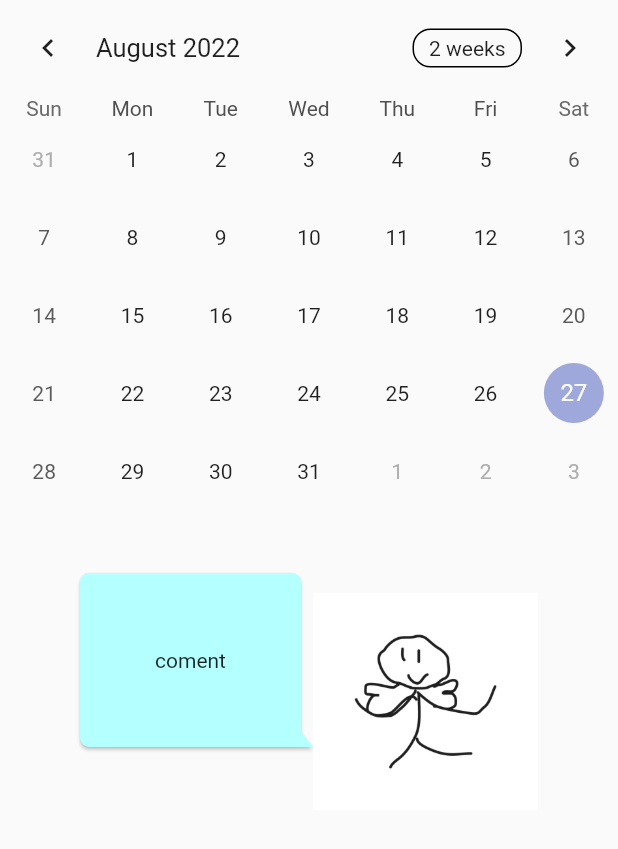
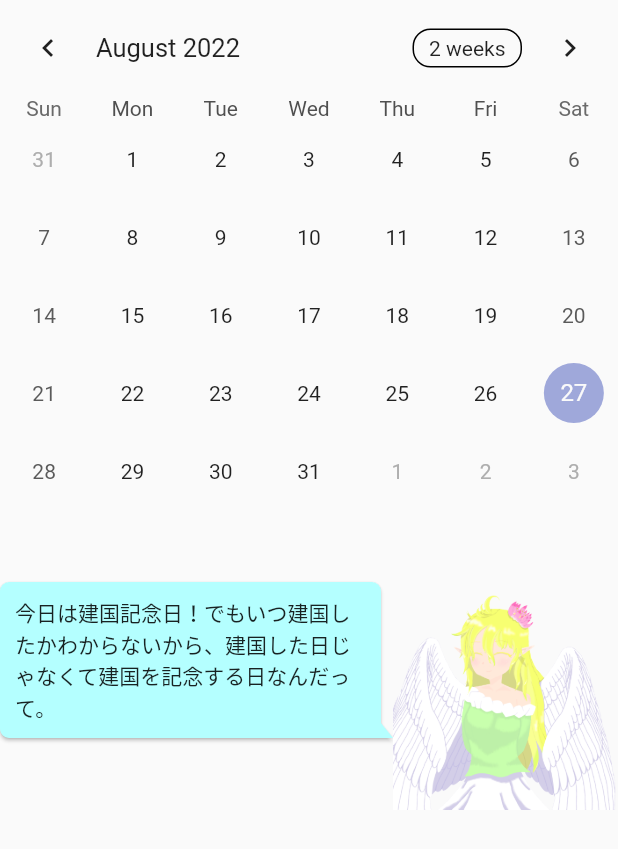
Before and after one commit to 2022cccNATSU/cccapp_code, a Flutter app: the Calender screen opened directly, on a phone screen of 412 x 824 dp. Shown: the top 849 px of the screen. Run offline on Flutter 3.47's test engine with Material 2 defaults, Android fonts, the phone set to English and light mode, and no system bars; drawn by our look-alikes of bubble, table_calendar; our stand-ins replace animated_text_kit, cloud_firestore, firebase_core, lottie; accounts and stored records are empty.

Commit message:
カレンダーページ用の、コメントファイルと妖精のイメージファイルの追加

```diff
--- a/lib/src/Assignment/Calendar.dart
+++ b/lib/src/Assignment/Calendar.dart
@@ -1,20 +1,26 @@
 import 'package:flutter/material.dart';
 import 'package:table_calendar/table_calendar.dart';
 import 'package:bubble/bubble.dart';
-import 'Assignment.dart';
+import 'package:cccapp_code/src/Assignment//FairyImagesInCalendar.dart';
+//import 'package:cccapp_code/widget/Fukidashi.dart';
+import 'package:cccapp_code/src/Assignment/commentsInCalendar.dart';
+
 
 const Color FrameColor = Color.fromRGBO(180, 255, 255, 1.0); //妖精コメントの色
 
-DateTime _focusedDay = DateTime.now();
+DateTime _focusedDay = DateTime.now();//エミュレーターでの時刻設定に準拠しているので注意
 
 class Calender extends StatefulWidget {
   const Calender({Key? key}) : super(key: key);
-
   @override
   State<Calender> createState() => _Calender();
 }
 
 class _Calender extends State<Calender> {
+  int monthNow=2;//_focusedDay.month;
+  int dayNow=11;//_focusedDay.day;
+  int hourNow=22;//_focusedDay.hour;
+
   @override
   Widget build(BuildContext context) {
     return Scaffold(
@@ -30,25 +36,22 @@ class _Calender extends State<Calender> {
             mainAxisAlignment: MainAxisAlignment.center,
             children: [
               //妖精のコメントのフレームのプログラム
-              Bubble(
+              SizedBox(
+                width: MediaQuery.of(context).size.width-150,
+                child: Bubble(
                   margin: const BubbleEdges.only(top: 0),
                   nip: BubbleNip.rightBottom,
-                padding: const BubbleEdges.all(50),
+                  padding: const BubbleEdges.all(10),
                   color: FrameColor,
-                child: const Text('coment', textAlign: TextAlign.center),
+                  child: Text(comments(monthNow,dayNow,hourNow), textAlign: TextAlign.left),
+                ),
               ),
               //妖精のプログラム
-              InkWell(
-                onTap: () {
-                  Navigator.pushReplacement(
-                      context, MaterialPageRoute(builder: (context) => Task()));
-                },
-                child: Container(
+              Container(
                 height: 200,
                 width: 150,
                 alignment: Alignment.bottomCenter,
-                  child: Image.asset('assets/images/faily.png'),
-                ),
+                child: images(monthNow,dayNow,hourNow),
               ),
             ],
           ),
--- /dev/null
+++ b/lib/src/Assignment/FairyImagesInCalendar.dart
@@ -0,0 +1,197 @@
+import 'package:flutter/cupertino.dart';
+
+Widget images(int month,int day,int hour) {
+  if (month == 1) {
+    if (5<=hour&&hour<=9) return  Image.asset('assets/images/oops.png');
+    else if (hour==12) return Image.asset('assets/images/smile-oops.png');
+    else if (19<=hour&&hour<=20) return Image.asset('assets/images/smile4.png');
+    else if (hour==21) return Image.asset('assets/images/oops.png');
+    else if (24<=hour&&hour<=4) return Image.asset('assets/images/oops.png');
+    else {
+      if (day == 1)
+        return  Image.asset('assets/images/smile3.png');
+      else if (2<=day&&day<=4)
+        return Image.asset('assets/images/smile4.png');
+      else if (day == 7)
+        return Image.asset('assets/images/smile2.png');
+      else if (day == 15)
+        return Image.asset('assets/images/smile3.png');
+      else return Image.asset('assets/images/smile-oops.png');
+    }
+  } else if (month == 2) {
+    if (5<=hour&&hour<=9) return Image.asset('assets/images/oops.png');
+    else if (hour==12) return Image.asset('assets/images/smile-oops.png');
+    else if (19<=hour&&hour<=20) return Image.asset('assets/images/smile4.png');
+    else if (hour==21) return Image.asset('assets/images/smile-oops.png');
+    else if (24<=hour&&hour<=4) return Image.asset('assets/images/oops.png');
+    else {
+      if (day == 1)
+        return Image.asset('assets/images/smile1.png');
+      else if (day==3)
+        return Image.asset('assets/images/smile-oops.png');
+      else if (day == 11)
+        return Image.asset('assets/images/smile3.png');
+      else if (day == 14)
+        return Image.asset('assets/images/smile4.png');
+      else return Image.asset('assets/images/oops.png');
+    }
+  } else if (month == 3) {
+    if (5<=hour&&hour<=9) return Image.asset('assets/images/smile-oops.png');
+    else if (hour==12) return Image.asset('assets/images/smile3.png');
+    else if (19<=hour&&hour<=20) return Image.asset('assets/images/smile1.png');
+    else if (hour==21) return Image.asset('assets/images/smile1.png');
+    else if (24<=hour&&hour<=4) return Image.asset('assets/images/oops.png');
+    else {
+      if (day == 1)
+        return Image.asset('assets/images/smile1.png');
+      else if (day==3)
+        return Image.asset('assets/images/smile3.png');
+      else if (day == 14)
+        return Image.asset('assets/images/smile4.png');
+      else if (20<=day)
+        return Image.asset('assets/images/smile2.png');
+      else return Image.asset('assets/images/smile2.png');
+    }
+  } else if (month == 4) {
+    if (5<=hour&&hour<=9) return Image.asset('assets/images/smile4.png');
+    else if (hour==12) return Image.asset('assets/images/smile1.png');
+    else if (19<=hour&&hour<=20) return Image.asset('assets/images/smile1.png');
+    else if (24<=hour&&hour<=4) return Image.asset('assets/images/oops.png');
+    else {
+      if (day == 1)
+        return Image.asset('assets/images/smile2.png');
+      else if (day==10)
+        return Image.asset('assets/images/smile4.png');
+      else return Image.asset('assets/images/smile2.png');
+    }
+  } else if (month == 5) {
+    if (5<=hour&&hour<=9) return Image.asset('assets/images/smile-oops.png');
+    else if (hour==12) return Image.asset('assets/images/smile3.png');
+    else if (19<=hour&&hour<=20) return Image.asset('assets/images/smile1.png');
+    else if (24<=hour&&hour<=4) return Image.asset('assets/images/oops.png');
+    else {
+      if (day == 1)
+        return Image.asset('assets/images/smile2.png');
+      else if (day==4)
+        return Image.asset('assets/images/smile4.png');
+      else if (day==5)
+        return Image.asset('assets/images/smile2.png');
+      else if (day==7)
+        return Image.asset('assets/images/smile3.png');
+      else return Image.asset('assets/images/smile3.png');
+    }
+  } else if (month == 6) {
+    if (5<=hour&&hour<=9) return Image.asset('assets/images/smile1.png');
+    else if (hour==12) return Image.asset('assets/images/smile-oops.png');
+    else if (19<=hour&&hour<=20) return Image.asset('assets/images/smile4.png');
+    else if (24<=hour&&hour<=4) return Image.asset('assets/images/oops.png');
+    else {
+      if (day == 1)
+        return Image.asset('assets/images/smile2.png');
+      else if (2<=day&&day<=10)
+        return Image.asset('assets/images/smile3.png');
+      else if (day==14)
+        return Image.asset('assets/images/smile3.png');
+      else if (day==21)
+        return Image.asset('assets/images/oops.png');
+      else if (25<=day)
+        return Image.asset('assets/images/smile-oops.png');
+      else return Image.asset('assets/images/smile4.png');
+    }
+  } else if (month == 7) {
+    if (5<=hour&&hour<=9) return Image.asset('assets/images/smile-oops.png');
+    else if (hour==12) return Image.asset('assets/images/smile1.png');
+    else if (19<=hour&&hour<=20) return Image.asset('assets/images/smile2.png');
+    else if (24<=hour&&hour<=4) return Image.asset('assets/images/oops.png');
+    else {
+      if (day == 1)
+        return Image.asset('assets/images/smile2.png');
+      else if (day==7)
+        return Image.asset('assets/images/smile4.png');
+      else if (day==14)
+        return Image.asset('assets/images/smile-oops.png');
+      else if (20<=day)
+        return Image.asset('assets/images/oops.png');
+      else return Image.asset('assets/images/smile3.png');
+    }
+  } else if (month == 8) {
+    if (5<=hour&&hour<=9) return Image.asset('assets/images/smile3.png');
+    else if (hour==12) return Image.asset('assets/images/smile-oops.png');
+    else if (19<=hour&&hour<=20) return Image.asset('assets/images/smile3.png');
+    else if (24<=hour&&hour<=4) return Image.asset('assets/images/oops.png');
+    else {
+      if (day == 1)
+        return Image.asset('assets/images/smile4.png');
+      else if (day==11)
+        return Image.asset('assets/images/smile2.png');
+      else if (day==17)
+        return Image.asset('assets/images/smile1.png');
+      else return Image.asset('assets/images/oops.png');
+    }
+  } else if (month == 9) {
+    if (5<=hour&&hour<=9) return Image.asset('assets/images/smile3.png');
+    else if (hour==12) return Image.asset('assets/images/smile3.png');
+    else if (19<=hour&&hour<=20) return Image.asset('assets/images/smile1.png');
+    else if (24<=hour&&hour<=4) return Image.asset('assets/images/oops.png');
+    else {
+      if (day == 1)
+        return Image.asset('assets/images/oops.png');
+      else if (day==14)
+        return Image.asset('assets/images/question1.png');
+      else if (day==29)
+        return Image.asset('assets/images/smile4.png');
+      else return Image.asset('assets/images/smile1.png');
+    }
+  } else if (month == 10) {
+    if (5<=hour&&hour<=9) return Image.asset('assets/images/smile4.png');
+    else if (hour==12) return Image.asset('assets/images/smile4.png');
+    else if (19<=hour&&hour<=20) return Image.asset('assets/images/smile1.png');
+    else if (24<=hour&&hour<=4) return Image.asset('assets/images/oops.png');
+    else {
+      if (day == 1)
+        return Image.asset('assets/images/smile2.png');
+      else if (20<=day)
+        return Image.asset('assets/images/smile2.png');
+      else if (day==31)
+        return Image.asset('asset/images/smile4.png');
+      else return Image.asset('assets/images/smile1.png');
+    }
+  } else if (month == 11) {
+    if (5<=hour&&hour<=9) return Image.asset('assets/images/smile2.png');
+    else if (hour==12) return Image.asset('assets/images/smile4.png');
+    else if (19<=hour&&hour<=20) return Image.asset('assets/images/smile3.png');
+    else if (24<=hour&&hour<=4) return Image.asset('assets/images/oops.png');
+    else {
+      if (day == 1)
+        return Image.asset('assets/images/smile2.png');
+      else if (day==15)
+        return Image.asset('assets/images/smile-oops.png');
+      else return Image.asset('assets/images/smile1.png');
+    }
+  } else if (month == 12) {
+    if (5 <= hour && hour <= 9)
+      return Image.asset('assets/images/smile-oops.png');
+    else if (hour == 12)
+      return Image.asset('assets/images/smile4.png');
+    else if (19 <= hour && hour <= 20)
+      return Image.asset('assets/images/smile2.png');
+    else if (24 <= hour && hour <= 4)
+      return Image.asset('assets/images/oops.png');
+    else {
+      if (day == 1)
+        return Image.asset('assets/images/smile2.png');
+      else if (day == 20)
+        return Image.asset('assets/images/question1.png');
+      else if (day == 24)
+        return Image.asset('assets/images/smile3.png');
+      else if (day == 25)
+        return Image.asset('assets/images/smile4.png');
+      else if (day == 31)
+        return Image.asset('assets/images/smile4.png');
+      else
+        return Image.asset('assets/images/question1.png');
+    }
+  }else{
+    return Image.asset('assets/images/question1.png');
+  }
+}
--- /dev/null
+++ b/lib/src/Assignment/commentsInCalendar.dart
@@ -0,0 +1,193 @@
+
+
+String comments(int month,int day,int hour) {
+
+  if (month == 1) {
+      if (5<=hour&&hour<=9) return ('眠い！寒い！布団から出たくない～！');
+      else if (hour==12) return('きれいな雪．．．冬なのにかき氷食べたくなって来ちゃった');
+      else if (19<=hour&&hour<=20) return ('こたつ～、心の友よ～');
+      else if (hour==21) return ('げっ！！ストーブの灯油が切れた．．．');
+      else if (24<=hour||hour<=4) return ('もう寝ようよ、明日に響いちゃうよ～');
+      else {
+        if (day == 1)
+          return ('明けましておめでとう。今年もよろしくね！');
+        else if (2<=day&&day<=4)
+          return ('初詣はもう行った？しっかりお参りしないとね♪その後は、じゃがバターにたこ焼き、綿あめにりんご飴!');
+        else if (day == 7)
+          return ('七草粥はもう食べた？今年まるまる一年、お互い健康に過ごせますように。');
+        else if (day == 15)
+          return ('この前、鏡開きしたんだ。お餅おいしかったなぁ。');
+        else return ('う～寒いなぁ、早くあったかくなんないかな～');
+      }
+  } else if (month == 2) {
+    if (5<=hour&&hour<=9) return ('まだ寒いなぁ、1日中布団にくるまっていたい．．．');
+    else if (hour==12) return('まだまだ冬だね～');
+    else if (19<=hour&&hour<=20) return ('こたつよ、私にはまだまだ君の力が必要なようだ');
+    else if (hour==21) return ('う～ん、寒いとついつい長風呂しちゃう．．．');
+    else if (24<=hour||hour<=4) return ('もう寝ようよ、明日に響いちゃうよ～');
+    else {
+      if (day == 1)
+        return ('今年も始まってもう一ヶ月、これからも頑張っていこう！');
+      else if (day==3)
+        return ('福はうち～鬼はそと～、勉強はうち～ゲームはそと～．．．やっぱりゲームもうちで．．．');
+      else if (day == 11)
+        return ('今日は建国記念日！でもいつ建国したかわからないから、建国した日じゃなくて建国を記念する日なんだって。');
+      else if (day == 14)
+        return ('今日はバレンタインデーだね～、私のチョコは私のもの、君のチョコも私のものだよ♪');
+      else return ('暖かくなれ～、暖かくなれ～、ムムム．．．');
+    }
+  } else if (month == 3) {
+    if (5<=hour&&hour<=9) return ('ちょっと暖かくなってきたかな？だがしかし布団からは逃れられない！');
+    else if (hour==12) return('昼になるとけっこう暖かくなるね');
+    else if (19<=hour&&hour<=20) return ('こたつとの別れの日も近い．．．');
+    else if (hour==21) return ('ストーブお疲れ様、冬にまたよろしくね。');
+    else if (24<=hour||hour<=4) return ('もう寝ようよ、明日に響いちゃうよ～');
+    else {
+      if (day == 1)
+        return ('今年も始まってもう二ヶ月、これからも頑張っていこう！');
+      else if (day==3)
+        return ('今日はひな祭り！小さい頃は家族みんなで飾りつけしたっけ。懐かしいなぁ。');
+      else if (day == 14)
+        return ('今日はホワイトデー！バレンタインデーにくれたお礼にまたもらってあげるね♪');
+      else if (20<=day)
+        return ('梅の花がきれいだね～、桜もそろそろかな？梅も好きだけど桜餅も捨てがたいね。');
+      else return ('あともうちょっと暖かくなったら過ごしやすそう！');
+    }
+  } else if (month == 4) {
+    if (5<=hour&&hour<=9) return ('あったかくて気持ちいい日が多くて助かるね♪、じゃあおやすみ');
+    else if (hour==12) return('きれいな桜だね、すぐに散っちゃうから目に焼き付けとかないと。');
+    else if (19<=hour&&hour<=20) return ('こたつよ、心の友よ．．．冬にまた会おう。');
+    else if (24<=hour||hour<=4) return ('もう寝ようよ、明日に響いちゃうよ～');
+    else {
+      if (day == 1)
+        return ('今年も始まってもう三ヶ月、今年度も頑張っていこう！');
+      else if (day==10)
+        return ('この前、お花見をしたの！きれいだったなぁ。お菓子もおいしかったなぁ。');
+      else return ('暖かくて過ごしやすいね、でもあの重い布団がちょっと恋しいな');
+    }
+  } else if (month == 5) {
+    if (5<=hour&&hour<=9) return ('まだちょうどいい気温だね、2度寝したくなるほどに．．．');
+    else if (hour==12) return('木々のみどりも鮮やかになってきたね');
+    else if (19<=hour&&hour<=20) return ('そろそろ扇風機だそうかな');
+    else if (24<=hour||hour<=4) return ('もう寝ようよ、明日に響いちゃうよ～');
+    else {
+      if (day == 1)
+        return ('今年も始まってもう四ヶ月、この調子で頑張っていこう！');
+      else if (day==4)
+        return ('今日はゴールデンウィークのみどりの日、つまり私の日！');
+      else if (day==5)
+        return ('鯉のぼりに乗って空を飛べたらいいのにな～。君には翼はないけどそれなら一緒に飛べるもんね。');
+      else if (day==7)
+        return ('今月の第２日曜日は母の日だよ。プレゼント、喜んでくれるかな♪');
+      else return ('ちょっと暑くなってきたね、でもまだ過ごしやすくていいね');
+    }
+  } else if (month == 6) {
+    if (5<=hour&&hour<=9) return ('おはよう。ちょっと暑いね～、昼にはもっと暑くなりそう');
+    else if (hour==12) return('もう梅雨だね～、雨は嫌いじゃないけど、こんなに多いと流石にね．．．');
+    else if (19<=hour&&hour<=20) return ('扇風機、スイッチON！');
+    else if (24<=hour||hour<=4) return ('もう寝ようよ、明日に響いちゃうよ～');
+    else {
+      if (day == 1)
+        return ('今年も始まってもう五ヶ月、この調子で頑張っていこう！');
+      else if (2<=day&&day<=10)
+        return ('梅干しに梅ジュースに梅ジャム！');
+      else if (day==14)
+        return ('今月の第３日曜日は父の日だよ。プレゼント、喜んでくれるかな♪');
+      else if (day==21)
+        return ('もう夏至だって。ここからもっと暑くなるなんて．．．');
+      else if (25<=day)
+        return ('梅雨明けしてから一気に熱くなったね');
+      else return ('６月の花といえばアジサイだよね。近所にも咲いてるけどほんとにきれいだよね');
+    }
+  } else if (month == 7) {
+    if (5<=hour&&hour<=9) return ('暑い～、そろそろクーラーつけようかな～');
+    else if (hour==12) return('植物も空も色鮮やかで、いかにも夏って感じだね');
+    else if (19<=hour&&hour<=20) return ('扇風機涼しい～、ワレワレハウチュウジンダ～');
+    else if (24<=hour||hour<=4) return ('もう寝ようよ、明日に響いちゃうよ～');
+    else {
+      if (day == 1)
+        return ('今年も始まってもう六ヶ月、もうすぐで夏休み！');
+      else if (day==7)
+        return ('今日は七夕だね。何をお願いした？私はね～．．．やっぱりヒミツ！');
+      else if (day==14)
+        return ('今月の第３月曜日は海の日だよ。去年海に行ったときは、はしゃぎすぎて翼が砂まみれになっちゃったっけ。');
+      else if (20<=day)
+        return ('最近ウナギの数が減ってるって聞くけど、いつかは食べられなくなっちゃうのかな。おいしいのに．．．');
+      else return ('暑いね～、でもそのおかげでアイスがおいしい！');
+    }
+  } else if (month == 8) {
+    if (5<=hour&&hour<=9) return ('クーラーのリモコン～、ポチっとな！おやすみ！');
+    else if (hour==12) return('ホントに\nクーラーさまさまだね～');
+    else if (19<=hour&&hour<=20) return ('クーラーと扇風機とアイスの完璧な布陣！');
+    else if (24<=hour||hour<=4) return ('もう寝ようよ、夏休みだからって気持ちもわかるけど、明日に響いちゃうよ～');
+    else {
+      if (day == 1)
+        return ('今年も始まってもう七ヶ月、夏休みサイコー！');
+      else if (day==11)
+        return ('今日は山の日なんだって！でも山は紅葉が見ごろになって涼しくなってから行きたいね～');
+      else if (day==17)
+        return ('お盆はどうだった？私のご先祖様ってどんな人だったんだろう。');
+      else return ('暑い～もう毎日プール行きたいよ～');
+    }
+  }else if (month == 9) {
+    if (5<=hour&&hour<=9) return ('まだちょっと暑いかな。でも二度寝はしやすいね。おやすみ！');
+    else if (hour==12) return('そろそろ秋の味覚を堪能できる時期に．．．');
+    else if (19<=hour&&hour<=20) return ('そろそろ扇風機もしまい時かも。');
+    else if (24<=hour||hour<=4) return ('もう寝ようよ、明日に響いちゃうよ～');
+    else {
+      if (day == 1)
+        return ('今年も始まってもう八ヶ月、ついに夏休みが終わってしまう．．．');
+      else if (day==14)
+        return ('今月の第３月曜日は敬老の日だよ。君の祖父母さんってどんな人なの？');
+      else if (day==29)
+        return ('今日は招き猫の日だって！かわいいよね！勉強机に置いとこうかな。');
+      else return ('暑さは段々落ち着いてきたかな。過ごしやすくなってきたね。');
+    }
+  }else if (month == 10) {
+    if (5<=hour&&hour<=9) return ('涼しくなってきたね。二度寝、じゃなくて過ごしやすくていい感じ！');
+    else if (hour==12) return('さっつまいも♪さっつまいも♪焼き芋に芋タルトにスイートポテト！');
+    else if (19<=hour&&hour<=20) return ('さらば扇風機！私は君を忘れない！');
+    else if (24<=hour||hour<=4) return ('もう寝ようよ、明日に響いちゃうよ～');
+    else {
+      if (day == 1)
+        return ('今年も始まってもう九ヶ月、この調子で頑張っていこう！');
+      else if (20<=day)
+        return ('段々と紅葉が広がってきた効用で私も高揚してきた！．．．うん．．．');
+      else if (day==31)
+        return ('今日はハロウィン！毎日妖精のコスプレしてるからお菓子一年分ちょうだい♪トリートオアトリート！');
+      else return ('ちょっと暑くなってきたね、でもまだ過ごしやすくていいね');
+    }
+  }else if (month == 11) {
+    if (5<=hour&&hour<=9) return ('ちょっと寒くなってきたね。でもまだイケる！');
+    else if (hour==12) return('段々落ち葉も増えてきたね。集めて焼き芋したいなぁ。');
+    else if (19<=hour&&hour<=20) return ('充電中のスマホがあったかい～');
+    else if (24<=hour||hour<=4) return ('もう寝ようよ、明日に響いちゃうよ～');
+    else {
+      if (day == 1)
+        return ('今年も始まってもう十ヶ月、この調子で頑張っていこう！');
+      else if (day==15)
+        return ('今日は七五三だね。あの頃の写真、人のは見たいけど自分のはあんまり見せたくないな～');
+      else return ('ちょっと寒いね。そろそろストーブが必要かな。');
+    }
+  }else if (month == 12) {
+    if (5<=hour&&hour<=9) return ('結構寒いね～。朝はストーブが欲しいな～');
+    else if (hour==12) return('寒いね～。そんな昼にはホットココア！');
+    else if (19<=hour&&hour<=20) return ('ストーブセット！ファイアー！');
+    else if (24<=hour||hour<=4) return ('もう寝ようよ、明日に響いちゃうよ～');
+    else {
+      if (day == 1)
+        return ('今年ももうラスト一ヶ月、最後まで一緒に頑張ろう！');
+      else if (day==20)
+        return ('そろそろ冬至の日だね。お風呂に浮かんでる柚は食べちゃダメなんだって、知ってた？');
+      else if (day==24)
+        return ('明日はクリスマス！サンタさんって生ものもプレゼントしてくれるかな？');
+      else if (day==25)
+        return ('今日はクリスマス！サンタさん本当にタラバガニをプレゼントしてくれた！');
+      else if (day==31)
+        return ('今日は大晦日！今年一年間お疲れ様！今日は思いっきり休むのもありかもね。');
+      else return ('冬だね～、この冬はどれくらい雪降るんだろ。');
+    }
+  }else {
+    return ('あれ、今日って何曜日だっけ？');
+  }
+}
```
Also changed, not shown: lib/src/HomePage/Main_screen.dart (+4 -4 lines), lib/src/HomePage/FairyImagesInHP.dart (renamed from lib/src/HomePage/FairyImages.dart), pubspec.lock. Lines whose indentation alone changed are shown as unchanged.
